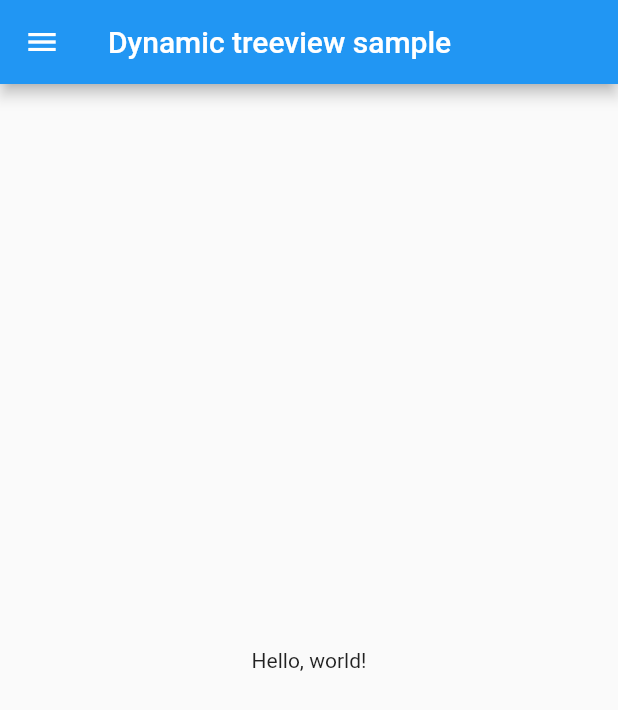
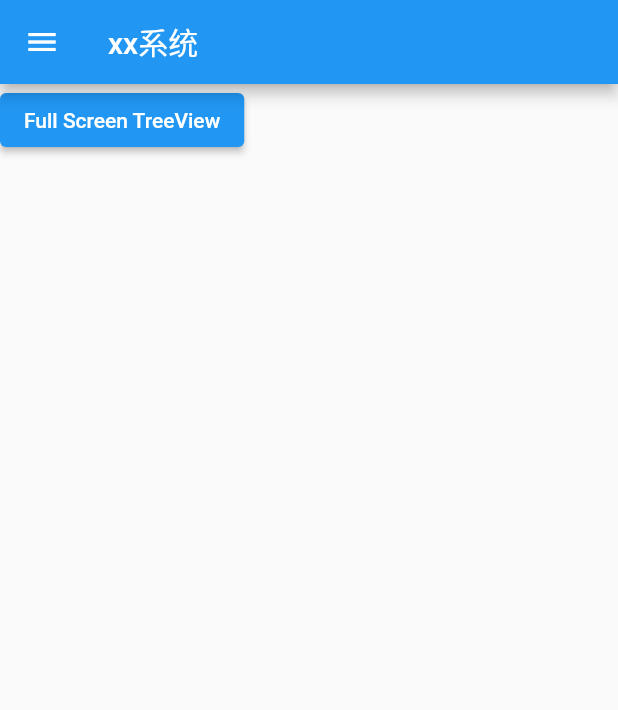
Before and after one commit to optimjie/ship, a Flutter app: the screen it shows after launch, on a phone screen of 412 x 824 dp. Shown: the top 710 px of the screen. Run offline on Flutter 3.47's test engine with Material 2 defaults, Android fonts, the phone set to English and light mode, and no system bars; our stand-ins replace sqflite; missing offline and left inert: dynamic_treeview; accounts and stored records are empty.

Commit message:
完成Tree从数据库中读取

```diff
--- a/lib/main.dart
+++ b/lib/main.dart
@@ -1,15 +1,14 @@
-import 'dart:math';
 import 'package:flutter/material.dart';
-import 'package:ship/DataModel.dart';
 import 'package:ship/ScreenOne.dart';
 import 'package:ship/ScreenTwo.dart';
 // ignore: unused_import
 // ignore: import_of_legacy_library_into_null_safe
 import 'package:dynamic_treeview/dynamic_treeview.dart';
 
-import 'package:flutter_staggered_grid_view/flutter_staggered_grid_view.dart';
 import 'package:ship/db/ShipDatabase.dart';
-import 'package:ship/model/tree.dart';
+import 'package:ship/model/Tree.dart';
+
+import 'model/TreeModel.dart';
 
 // nox_adb.exe connect 127.0.0.1:62001
 // flutter run --no-sound-null-safety
@@ -23,7 +22,7 @@ class MyApp extends StatelessWidget {
   @override
   Widget build(BuildContext context) {
     return MaterialApp(
-      title: 'Dynamic Treeview Demo',
+      title: 'xx系统',
       theme: ThemeData(
         primarySwatch: Colors.blue,
       ),
@@ -43,8 +42,7 @@ class MyHomePage extends StatefulWidget {
 class _MyHomePageState extends State<MyHomePage> {
   late List<Tree> trees;
   bool isLoading = false;
-  bool first = true;
-  List<BaseData> l = [];
+  List<BaseData> treeListShow = [];
 
   @override
   void initState() {
@@ -55,81 +53,33 @@ class _MyHomePageState extends State<MyHomePage> {
   @override
   void dispose() {
     ShipDatabase.instance.close();
-
     super.dispose();
   }
 
   Future refreshTrees() async {
-    /* 数据库测试，测试功能是否可用。可用
-      Tree tree = Tree(parentId: -1, name: "root", extras: "extras");
-      // 添加
-      // await ShipDatabase.instance.create(tree);
-      this.trees = await ShipDatabase.instance.readAllNotes();
-
-      print("删除前");
-
-      for (int i = 0; i < trees.length; i++) {
-        print("name:" + trees[i].name);
-        print("id:" + trees[i].id.toString());
-      }
-
-      await ShipDatabase.instance.delete(1);
-      await ShipDatabase.instance.delete(2);
-
-      print("删除后");
-
-      this.trees = await ShipDatabase.instance.readAllNotes();
-
-      for (int i = 0; i < trees.length; i++) {
-        print("name:" + trees[i].name);
-        print("id:" + trees[i].id.toString());
-      }
-    */
-    // 将测试数据导入数据库中，以后直接从数据库中读取。 读取完成
-
-    List<BaseData> tmp = getData();
-    for (int i = 0; i < tmp.length; i++) {
-      // 遍历extras
-      Map<String, dynamic> mp = tmp[i].getExtraData();
-      String extras = "";
-      mp.forEach((key, value) {
-        extras = extras + key + " " + value + " "; // 这样的话回导致最后多一个空格
-        // print("$key---$value");
-      });
-      Tree t = Tree(
-          parentId: int.parse(tmp[i].getParentId()),
-          name: tmp[i].getTitle(),
-          extras: extras);
-      await ShipDatabase.instance.create(t);
-    }
+    this.trees = createTmpTreeModelData();
+    // 将测试数据存到数据库中
+    // for (int i = 0; i < trees.length; i++) {
+    //   dynamic treeid = trees[i].getTreeid();
+    //   dynamic treepid = trees[i].getTreepid();
+    //   dynamic name = trees[i].name;
+    //   dynamic shipname = trees[i].shipname;
+    //   Tree t = Tree(
+    //       treeid: treeid, treepid: treepid, name: name, shipname: shipname);
+    //   await ShipDatabase.instance.create(t);
+    // }
 
     this.trees = await ShipDatabase.instance.readAllNotes();
 
-    // 打印数据库中的数据
-    // for (int i = 0; i < trees.length; i++) {
-    //   print("id:" + trees[i].id.toString());
-    //   print("pId:" + trees[i].parentId.toString());
-    //   print("name:" + trees[i].name);
-    //   print("extras:" + trees[i].extras);
-    // }
     for (int i = 0; i < trees.length; i++) {
-      String id = trees[i].id.toString();
-      String parendId = trees[i].parentId.toString();
-      String name = trees[i].name;
-      String ex = trees[i].extras;
-      ex = ex.substring(0, ex.length - 1);
-      List<String> exItem = ex.split(' ');
-      var extras = new Map<String, dynamic>();
-      for (int i = 0; i < exItem.length; i += 2) {
-        String a = exItem[i];
-        dynamic b = exItem[i + 1];
-        extras[a] = b;
-      }
-      this.l.add(DataModel(
-          id: int.parse(id),
-          parentId: int.parse(parendId),
-          name: name,
-          extras: extras));
+      String id = trees[i].getTreeid();
+      String parentId = trees[i].getTreepid();
+      String title = trees[i].getName();
+      this.treeListShow.add(TreeModel(
+          id: id,
+          parentId: parentId,
+          title: title,
+          extras: Map<String, dynamic>()));
     }
   }
 
@@ -138,12 +88,12 @@ class _MyHomePageState extends State<MyHomePage> {
     return SafeArea(
       child: Scaffold(
         appBar: AppBar(
-          title: Text("Dynamic treeview sample"),
+          title: Text("xx系统"),
         ),
         drawer: Container(
           height: MediaQuery.of(context).size.height,
           child: DynamicTreeView(
-            data: this.l,
+            data: treeListShow,
             config: Config(
                 parentTextStyle:
                     TextStyle(color: Colors.black, fontWeight: FontWeight.w600),
@@ -162,23 +112,17 @@ class _MyHomePageState extends State<MyHomePage> {
           ),
           color: Colors.white,
         ),
-        body: Center(
-          child: Text(
-            'Hello, world!',
-            textDirection: TextDirection.ltr,
-          ),
+        body: Column(
+          children: <Widget>[
+            ElevatedButton(
+              onPressed: () {
+                Navigator.push(
+                    context, MaterialPageRoute(builder: (ctx) => ScreenOne()));
+              },
+              child: Text('Full Screen TreeView'),
+            ),
+          ],
         ),
-        // body: Column(
-        //   children: <Widget>[
-        //     ElevatedButton(
-        //       onPressed: () {
-        //         Navigator.push(
-        //             context, MaterialPageRoute(builder: (ctx) => ScreenOne()));
-        //       },
-        //       child: Text('Full Screen TreeView'),
-        //     ),
-        //   ],
-        // ),
       ),
     );
   }
--- /dev/null
+++ b/lib/model/TreeModel.dart
@@ -0,0 +1,35 @@
+import 'package:dynamic_treeview/dynamic_treeview.dart';
+import 'package:flutter/cupertino.dart';
+
+class TreeModel extends BaseData {
+  final String id;
+  final String parentId;
+  final String title;
+  Map<String, dynamic> extras;
+
+  TreeModel(
+      {required this.id,
+      required this.parentId,
+      required this.title,
+      required this.extras});
+
+  @override
+  Map<String, dynamic> getExtraData() {
+    return this.extras;
+  }
+
+  @override
+  String getId() {
+    return this.id;
+  }
+
+  @override
+  String getParentId() {
+    return this.parentId;
+  }
+
+  @override
+  String getTitle() {
+    return this.title;
+  }
+}
--- a/lib/model/tree.dart
+++ b/lib/model/tree.dart
@@ -8,47 +8,137 @@ class TreeFields {
 
   static final List<String> values = [
     /// Add all fields
-    id, parentId, name, extras
+    id, treeid, treepid, name, shipname
+    //id, parentId, name, extras
   ];
 
   static final String id = '_id';
-  static final String parentId = 'parentId';
+  static final String treeid = 'treeid';
+  static final String treepid = 'treepid';
   static final String name = 'name';
-  static final String extras = 'extras';
+  static final String shipname = 'shipname';
 }
 
 class Tree {
   final int? id;
-  final int parentId;
+  final String treeid;
+  final String treepid;
   final String name;
-  final String extras;
+  final String shipname;
 
   const Tree(
       {this.id,
-      required this.parentId,
+      required this.treeid,
+      required this.treepid,
       required this.name,
-      required this.extras});
+      required this.shipname});
   Tree copy({
     int? id,
-    int? parentId,
+    String? treeid,
+    String? treepid,
     String? name,
-    String? extras,
+    String? shipname,
   }) =>
       Tree(
           id: id ?? this.id,
-          parentId: parentId ?? this.parentId,
+          treeid: treeid ?? this.treeid,
+          treepid: treepid ?? this.treeid,
           name: name ?? this.name,
-          extras: extras ?? this.extras);
+          shipname: shipname ?? this.shipname);
   static Tree fromJson(Map<String, Object?> json) => Tree(
         id: json[TreeFields.id] as int?,
-        parentId: json[TreeFields.parentId] as int,
+        treeid: json[TreeFields.treeid] as String,
+        treepid: json[TreeFields.treepid] as String,
         name: json[TreeFields.name] as String,
-        extras: json[TreeFields.extras] as String,
+        shipname: json[TreeFields.shipname] as String,
       );
   Map<String, Object?> toJson() => {
         TreeFields.id: id,
-        TreeFields.parentId: parentId,
+        TreeFields.treeid: treeid,
+        TreeFields.treepid: treepid,
         TreeFields.name: name,
-        TreeFields.extras: extras,
+        TreeFields.shipname: shipname,
       };
+  String getId() {
+    return this.id.toString();
+  }
+
+  String getTreeid() {
+    return this.treeid.toString();
+  }
+
+  String getTreepid() {
+    return this.treepid.toString();
+  }
+
+  String getName() {
+    return this.name;
+  }
+
+  String getShipname() {
+    return this.shipname;
+  }
 }
+
+// 测试数据
+List<Tree> createTmpTreeModelData() {
+  return [
+    /**
+      1, '01', '-1', '胜利503船', '胜利503船');
+      2, '011', '01', '机舱', '胜利503船');
+      3, '012', '01', '甲板', '胜利503船');
+      4, '0001', '011', '机舱气瓶本体', '胜利503船');
+      5, '0002', '011', '机舱二号气瓶', '胜利503船');
+      6, '0003', '011', '机舱杂用气瓶', '胜利503船');
+      7, '0004', '011', '机舱一号气瓶', '胜利503船');
+      8, '0005', '011', '机舱电汽热水柜', '胜利503船');
+      9, '0006', '011', '机舱海水柜', '胜利503船');
+     */
+
+    // Tree(id: 1, treeid: "1", treepid: "-1", name: "root", shipname: "root"),
+    // Tree(id: 2, treeid: "2", treepid: "1", name: "胜利503船", shipname: "胜利503船"),
+    // Tree(id: 3, treeid: "3", treepid: "2", name: "机舱", shipname: "胜利503船"),
+    // Tree(id: 4, treeid: "4", treepid: "3", name: "甲板", shipname: "胜利503船"),
+
+    Tree(id: 1, treeid: "1", treepid: "-1", name: "root", shipname: "root"),
+    Tree(id: 2, treeid: "01", treepid: "1", name: "胜利503船", shipname: "胜利503船"),
+    Tree(id: 3, treeid: "011", treepid: "01", name: "机舱", shipname: "胜利503船"),
+    Tree(id: 4, treeid: "012", treepid: "01", name: "甲板", shipname: "胜利503船"),
+    Tree(
+        id: 5,
+        treeid: "0001",
+        treepid: "011",
+        name: "机舱气瓶本体",
+        shipname: "胜利503船"),
+    Tree(
+        id: 6,
+        treeid: "0002",
+        treepid: "011",
+        name: "机舱二号气瓶",
+        shipname: "胜利503船"),
+    Tree(
+        id: 7,
+        treeid: "0003",
+        treepid: "011",
+        name: "机舱杂用气瓶",
+        shipname: "胜利503船"),
+    Tree(
+        id: 8,
+        treeid: "0004",
+        treepid: "011",
+        name: "机舱一号气瓶",
+        shipname: "胜利503船"),
+    Tree(
+        id: 9,
+        treeid: "0005",
+        treepid: "011",
+        name: "机舱电汽热水柜",
+        shipname: "胜利503船"),
+    Tree(
+        id: 10,
+        treeid: "0006",
+        treepid: "011",
+        name: "机舱海水柜",
+        shipname: "胜利503船"),
+  ];
+}
```
Also changed, not shown: data.txt (added, +10 -0 lines), lib/db/ShipDatabase.dart (+4 -3 lines).
